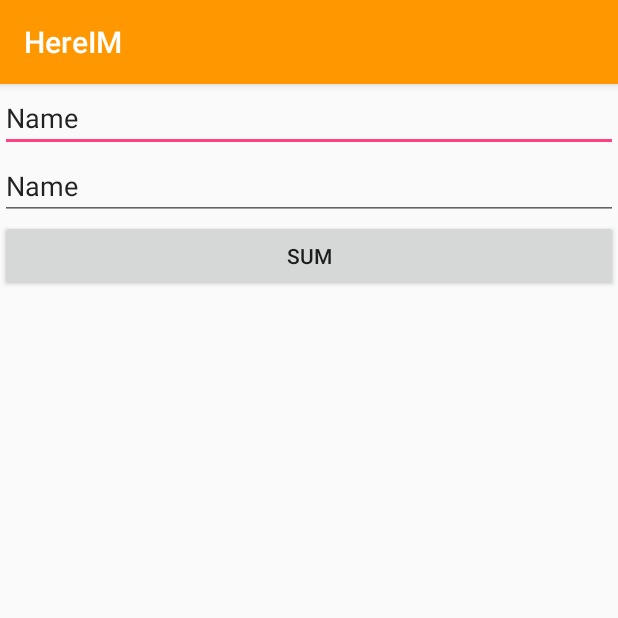
After one commit to Unic-1/HereIM, an Android app: the MainActivity screen opened directly, with no data from a screen before it, on a phone screen of 412 x 824 dp, the top half of it. The commit adds this screen. Run offline under Robolectric (Android 15) with nearby library versions, the phone set to English and light mode, and no system bars.

Commit message:
Firebase entity name change

```diff
--- a/app/src/main/java/com/unic_1/hereim/Adapter/NotificationAdapter.java
+++ b/app/src/main/java/com/unic_1/hereim/Adapter/NotificationAdapter.java
@@ -122,6 +122,7 @@ public class NotificationAdapter extends RecyclerView.Adapter<NotificationAdapte
                             req.getFrom(),
                             req.getTo(),
                             req.getUserRequestReference().getRequest_reference(),
+                            req.getUserRequestReference().getRequestID(),
                             Constant.Actions.LOCATION_SENT.value,
                             new LocationCoordinates(
                                     LandingActivity.location.getLatitude(),
@@ -146,6 +147,7 @@ public class NotificationAdapter extends RecyclerView.Adapter<NotificationAdapte
                             req.getFrom(),
                             req.getTo(),
                             req.getUserRequestReference().getRequest_reference(),
+                            req.getUserRequestReference().getRequestID(),
                             Constant.Actions.REQEUST_DECLINED.value,
                             null
                     );
--- a/app/src/main/java/com/unic_1/hereim/Constants/FirebaseConstants.java
+++ b/app/src/main/java/com/unic_1/hereim/Constants/FirebaseConstants.java
@@ -5,16 +5,17 @@ package com.unic_1.hereim.Constants;
  */
 
 public class FirebaseConstants {
-    public static final String USER = "Users";
+    public static final String USER = "users";
     public static final String NAME = "name";
     public static final String REQUEST_LIST = "request_list";
-    public static final String REQUEST = "Request";
+    public static final String REQUEST = "request";
     public static final String ACTION = "action";
     public static final String TIMESTAMP = "timestamp";
     public static final String ORDER = "order";
     public static final String TO = "to";
     public static final String FROM = "from";
     public static final String LOCATION = "location";
+    public static final String REQUEST_ID = "requestID";
     public static final String REQUEST_REFERENCE = "request_reference";
     public static final String LATITUDE = "latitude";
     public static final String LONGITUDE = "longitude";
--- a/app/src/main/java/com/unic_1/hereim/LoginActivity.java
+++ b/app/src/main/java/com/unic_1/hereim/LoginActivity.java
@@ -179,6 +179,8 @@ public class LoginActivity extends AppCompatActivity
             hideFirst();
             showSecond();
         }
+
+        MyApplication.getInstance().setConnectivityListener(this);
     }
 
     @Override
@@ -332,7 +334,7 @@ public class LoginActivity extends AppCompatActivity
             message = "Network not connected!!";
         }
 
-        Snackbar.make(findViewById(R.id.container), message, Snackbar.LENGTH_SHORT).show();
+        Snackbar.make(findViewById(R.id.logincontainer), message, Snackbar.LENGTH_INDEFINITE).show();
     }
 
     @Override
--- /dev/null
+++ b/app/src/main/java/com/unic_1/hereim/MainActivity.java
@@ -0,0 +1,47 @@
+package com.unic_1.hereim;
+
+import android.os.Bundle;
+import android.support.v7.app.AppCompatActivity;
+import android.view.View;
+import android.widget.Button;
+import android.widget.EditText;
+
+public class MainActivity extends AppCompatActivity {
+
+    @Override
+    protected void onCreate(Bundle savedInstanceState) {
+        super.onCreate(savedInstanceState);
+        setContentView(R.layout.activity_main);
+
+        final EditText et1 = (EditText) findViewById(R.id.editText);
+        final EditText et2 = (EditText) findViewById(R.id.editText3);
+        Button sum = (Button) findViewById(R.id.button2);
+
+        sum.setOnClickListener(new View.OnClickListener() {
+            @Override
+            public void onClick(View view) {
+                /*
+                * Sum of two number
+
+                int num1 = Integer.parseInt(et1.getText().toString());
+                int num2 = Integer.parseInt(et2.getText().toString());
+                int sum = num1+num2;
+                Toast.makeText(MainActivity.this, sum, Toast.LENGTH_SHORT).show();
+
+                */
+
+                /*
+                * Login
+                String username = et1.getText().toString();
+                String password = et2.getText().toString();
+
+                if(username.equals("Partha") && password.equals("1234")) {
+                    Toast.makeText(MainActivity.this, "Login successful", Toast.LENGTH_SHORT).show();
+                }
+                */
+            }
+        });
+
+
+    }
+}
--- a/app/src/main/java/com/unic_1/hereim/RequestInterface.java
+++ b/app/src/main/java/com/unic_1/hereim/RequestInterface.java
@@ -15,6 +15,6 @@ import java.util.HashMap;
 public interface RequestInterface {
     void addData(Request req, String to, String from, int requestId);
     ArrayList<Request> getData(String number);
-    void updateRequest(String to, String from, String requestid, int action, LocationCoordinates locationCoordinates);
+    void updateRequest(String to, String from, String userReferencId, String requestid, int action, LocationCoordinates locationCoordinates);
     void isPresent(HashMap<String, ArrayList<String>> contactMap, Context context);
 }
--- a/app/src/main/res/layout/activity_landing.xml
+++ b/app/src/main/res/layout/activity_landing.xml
@@ -5,7 +5,9 @@
     android:layout_width="match_parent"
     android:layout_height="match_parent"
     android:orientation="vertical"
+    android:id="@+id/landingcontainer"
     tools:context="com.unic_1.hereim.LandingActivity">
+
     <android.support.v7.widget.RecyclerView
         android:id="@+id/notificationRecyclerView"
         android:layout_width="match_parent"
--- a/app/src/main/res/layout/activity_login.xml
+++ b/app/src/main/res/layout/activity_login.xml
@@ -4,7 +4,7 @@
     android:layout_width="match_parent"
     android:layout_height="match_parent"
     android:background="#fff"
-    android:id="@+id/container">
+    android:id="@+id/logincontainer">
 
 
     <LinearLayout xmlns:android="http://schemas.android.com/apk/res/android"
--- /dev/null
+++ b/app/src/main/res/layout/activity_main.xml
@@ -0,0 +1,36 @@
+<?xml version="1.0" encoding="utf-8"?>
+<LinearLayout xmlns:android="http://schemas.android.com/apk/res/android"
+    xmlns:app="http://schemas.android.com/apk/res-auto"
+    xmlns:tools="http://schemas.android.com/tools"
+    android:layout_width="match_parent"
+    android:layout_height="match_parent"
+    android:orientation="vertical"
+    tools:context="com.unic_1.hereim.MainActivity">
+
+    <EditText
+        android:id="@+id/editText"
+        android:layout_width="match_parent"
+        android:layout_height="wrap_content"
+        android:ems="10"
+        android:inputType="textPersonName"
+        android:text="Name"
+        tools:layout_editor_absoluteX="0dp"
+        tools:layout_editor_absoluteY="16dp" />
+
+    <EditText
+        android:id="@+id/editText3"
+        android:layout_width="match_parent"
+        android:layout_height="wrap_content"
+        android:ems="10"
+        android:inputType="textPersonName"
+        android:text="Name" />
+
+    <Button
+        android:id="@+id/button2"
+        android:layout_width="match_parent"
+        android:layout_height="wrap_content"
+        android:text="Sum"
+        tools:layout_editor_absoluteX="16dp"
+        tools:layout_editor_absoluteY="135dp" />
+
+</LinearLayout>
```
Also changed, not shown: app/src/main/AndroidManifest.xml (+8 -7 lines), app/src/main/java/com/unic_1/hereim/Adapter/RequestAdapter.java (+12 -8 lines), app/src/main/java/com/unic_1/hereim/LandingActivity.java (+25 -12 lines), app/src/main/java/com/unic_1/hereim/Model/UserRequestReference.java (+13 -15 lines).
